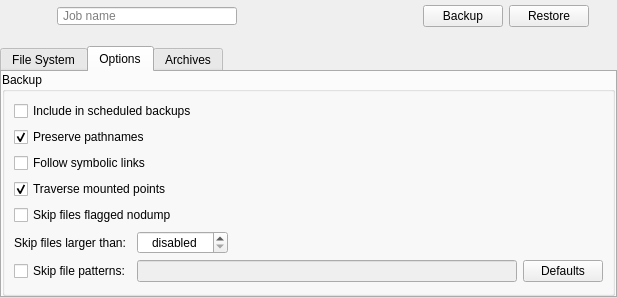
Tarsnap/tarsnap-gui, file forms/jobwidget.ui: the form before one commit.
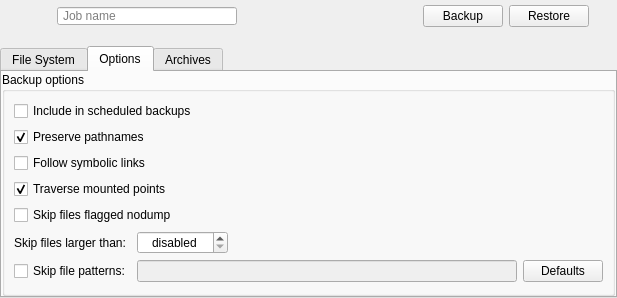
The form after the commit. The open tabs and pages were chosen to show the change. Icons and pictures are not drawn. Custom widgets are drawn as their Qt base class.

Diff of the .ui file:
```diff
--- a/forms/jobwidget.ui
+++ b/forms/jobwidget.ui
@@ -283,7 +283,7 @@
           <item>
            <widget class="QGroupBox" name="groupBox_2">
             <property name="title">
-             <string>Backup</string>
+             <string>Backup options</string>
             </property>
             <layout class="QGridLayout" name="gridLayout">
              <property name="spacing">
```
Left out of the diff: 9 changed lines with no effect on the pictures.
